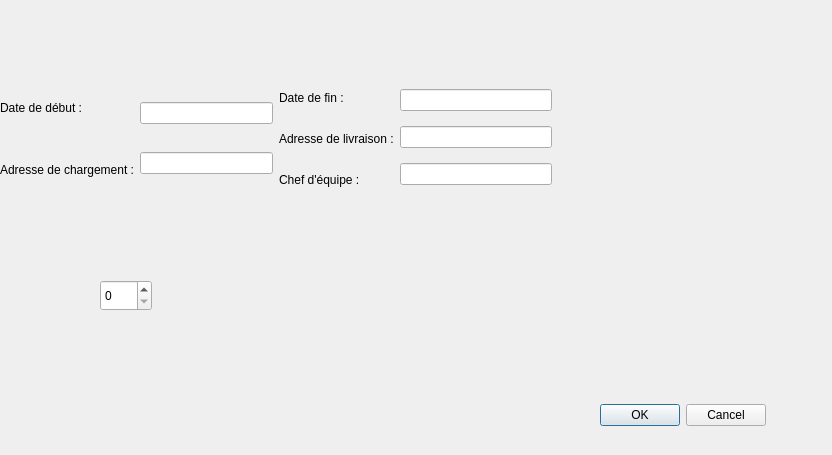
Before: the Qt Designer form CODE/dialogajoutdossiercommercial.ui in dervieuxC/gestionDemenagementCorrige, drawn with Qt 5.
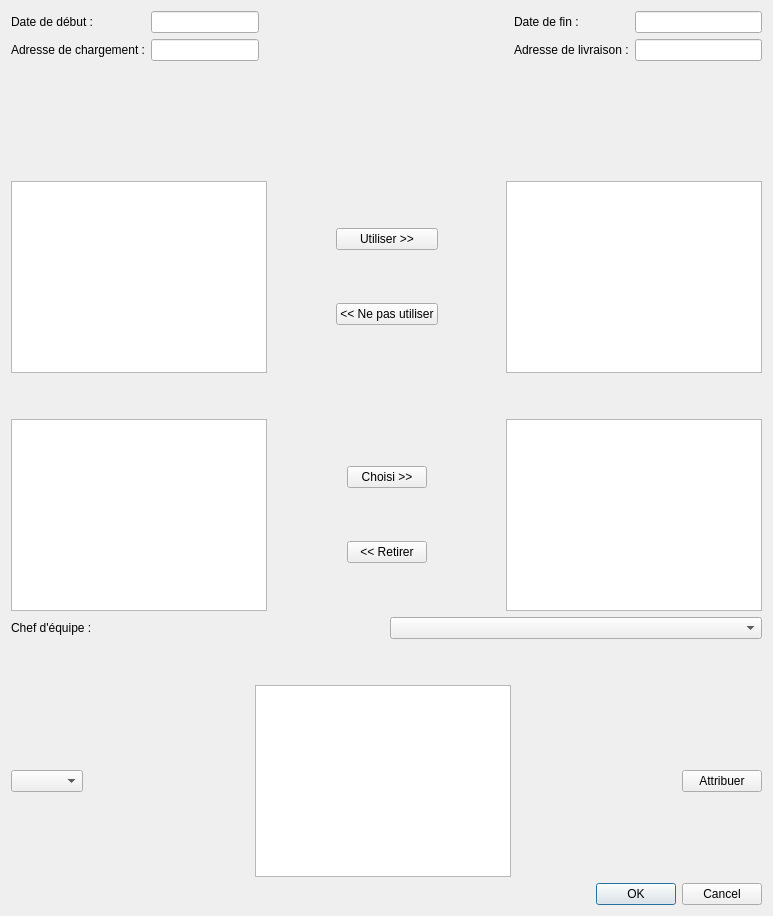
After: the same form once the commit is applied.

The edit to the form file:
```diff
--- a/CODE/dialogajoutdossiercommercial.ui
+++ b/CODE/dialogajoutdossiercommercial.ui
@@ -6,38 +6,17 @@
    <rect>
     <x>0</x>
     <y>0</y>
-    <width>832</width>
-    <height>455</height>
+    <width>773</width>
+    <height>916</height>
    </rect>
   </property>
   <property name="windowTitle">
    <string>Dialog</string>
   </property>
-  <widget class="QDialogButtonBox" name="buttonBox">
-   <property name="geometry">
-    <rect>
-     <x>590</x>
-     <y>400</y>
-     <width>176</width>
-     <height>31</height>
-    </rect>
-   </property>
-   <property name="orientation">
-    <enum>Qt::Horizontal</enum>
-   </property>
-   <property name="standardButtons">
-    <set>QDialogButtonBox::Cancel|QDialogButtonBox::Ok</set>
-   </property>
-  </widget>
-  <widget class="QWidget" name="layoutWidget">
-   <property name="geometry">
-    <rect>
-     <x>0</x>
-     <y>80</y>
-     <width>552</width>
-     <height>117</height>
-    </rect>
-   </property>
+  <layout class="QVBoxLayout" name="verticalLayout_10">
+   <item>
+    <layout class="QVBoxLayout" name="verticalLayout_5">
+     <item>
    <layout class="QHBoxLayout" name="horizontalLayout_3">
     <item>
      <layout class="QHBoxLayout" name="horizontalLayout">
@@ -71,6 +50,19 @@
       </item>
      </layout>
     </item>
+       <item>
+        <spacer name="horizontalSpacer">
+         <property name="orientation">
+          <enum>Qt::Horizontal</enum>
+         </property>
+         <property name="sizeHint" stdset="0">
+          <size>
+           <width>40</width>
+           <height>20</height>
+          </size>
+         </property>
+        </spacer>
+       </item>
     <item>
      <layout class="QHBoxLayout" name="horizontalLayout_2">
       <item>
@@ -89,13 +81,6 @@
           </property>
          </widget>
         </item>
-        <item>
-         <widget class="QLabel" name="labelChefEquipeCommercial">
-          <property name="text">
-           <string>Chef d'équipe :</string>
-          </property>
-         </widget>
-        </item>
        </layout>
       </item>
       <item>
@@ -106,38 +91,254 @@
         <item>
          <widget class="QLineEdit" name="lineEditLivraisonCommercial"/>
         </item>
+          </layout>
+         </item>
+        </layout>
+       </item>
+      </layout>
+     </item>
+    </layout>
+   </item>
         <item>
-         <widget class="QLineEdit" name="lineEditChefEquipeCommercial"/>
-        </item>
-       </layout>
-      </item>
-     </layout>
-    </item>
-   </layout>
-  </widget>
-  <widget class="QLabel" name="label_2">
-   <property name="geometry">
-    <rect>
-     <x>360</x>
-     <y>210</y>
-     <width>85</width>
-     <height>21</height>
-    </rect>
-   </property>
+    <spacer name="verticalSpacer_3">
+     <property name="orientation">
+      <enum>Qt::Vertical</enum>
+     </property>
+     <property name="sizeHint" stdset="0">
+      <size>
+       <width>20</width>
+       <height>40</height>
+      </size>
+     </property>
+    </spacer>
+   </item>
+   <item>
+    <layout class="QVBoxLayout" name="verticalLayout_8">
+     <item>
+      <layout class="QHBoxLayout" name="horizontalLayout_5">
+       <item>
+        <widget class="QListView" name="listViewVehiculesDispo"/>
+       </item>
+       <item>
+        <spacer name="horizontalSpacer_3">
+         <property name="orientation">
+          <enum>Qt::Horizontal</enum>
+         </property>
+         <property name="sizeHint" stdset="0">
+          <size>
+           <width>40</width>
+           <height>20</height>
+          </size>
+         </property>
+        </spacer>
+       </item>
+       <item>
+        <layout class="QVBoxLayout" name="verticalLayout_6">
+         <item>
+          <widget class="QPushButton" name="pushButtonUtiliser">
+           <property name="text">
+            <string>Utiliser &gt;&gt;</string>
+           </property>
+          </widget>
+         </item>
+         <item>
+          <widget class="QPushButton" name="pushButtonNePasUtiliser">
+           <property name="text">
+            <string>&lt;&lt; Ne pas utiliser</string>
+           </property>
+          </widget>
+         </item>
+        </layout>
+       </item>
+       <item>
+        <spacer name="horizontalSpacer_2">
+         <property name="orientation">
+          <enum>Qt::Horizontal</enum>
+         </property>
+         <property name="sizeHint" stdset="0">
+          <size>
+           <width>40</width>
+           <height>20</height>
+          </size>
+         </property>
+        </spacer>
+       </item>
+       <item>
+        <widget class="QListView" name="listViewVehiculesChoisi"/>
+       </item>
+      </layout>
+     </item>
+     <item>
+      <spacer name="verticalSpacer_2">
+       <property name="orientation">
+        <enum>Qt::Vertical</enum>
+       </property>
+       <property name="sizeHint" stdset="0">
+        <size>
+         <width>20</width>
+         <height>40</height>
+        </size>
+       </property>
+      </spacer>
+     </item>
+     <item>
+      <layout class="QHBoxLayout" name="horizontalLayout_6">
+       <item>
+        <widget class="QListView" name="listViewDemenageurDispo"/>
+       </item>
+       <item>
+        <spacer name="horizontalSpacer_4">
+         <property name="orientation">
+          <enum>Qt::Horizontal</enum>
+         </property>
+         <property name="sizeHint" stdset="0">
+          <size>
+           <width>40</width>
+           <height>20</height>
+          </size>
+         </property>
+        </spacer>
+       </item>
+       <item>
+        <layout class="QVBoxLayout" name="verticalLayout_7">
+         <item>
+          <widget class="QPushButton" name="pushButtonChoisir">
+           <property name="text">
+            <string>Choisi &gt;&gt;</string>
+           </property>
+          </widget>
+         </item>
+         <item>
+          <widget class="QPushButton" name="pushButtonRetirer">
+           <property name="text">
+            <string>&lt;&lt; Retirer</string>
+           </property>
+          </widget>
+         </item>
+        </layout>
+       </item>
+       <item>
+        <spacer name="horizontalSpacer_5">
+         <property name="orientation">
+          <enum>Qt::Horizontal</enum>
+         </property>
+         <property name="sizeHint" stdset="0">
+          <size>
+           <width>40</width>
+           <height>20</height>
+          </size>
+         </property>
+        </spacer>
+       </item>
+       <item>
+        <widget class="QListView" name="listViewDemenageurChoisi"/>
+       </item>
+      </layout>
+     </item>
+    </layout>
+   </item>
+   <item>
+    <layout class="QVBoxLayout" name="verticalLayout_9">
+     <item>
+      <layout class="QHBoxLayout" name="horizontalLayout_8">
+       <item>
+        <widget class="QLabel" name="labelChefEquipeCommercial">
+         <property name="text">
+          <string>Chef d'équipe :</string>
+         </property>
+        </widget>
+       </item>
+       <item>
+        <widget class="QComboBox" name="comboBoxChefEquipe"/>
+       </item>
+      </layout>
+     </item>
+     <item>
+      <spacer name="verticalSpacer_4">
+       <property name="orientation">
+        <enum>Qt::Vertical</enum>
+       </property>
+       <property name="sizeHint" stdset="0">
+        <size>
+         <width>20</width>
+         <height>40</height>
+        </size>
+       </property>
+      </spacer>
+     </item>
+     <item>
+      <layout class="QHBoxLayout" name="horizontalLayout_7">
+       <item>
+        <widget class="QComboBox" name="comboBoxDemenageurAttribue">
+         <property name="sizeIncrement">
+          <size>
+           <width>0</width>
+           <height>0</height>
+          </size>
+         </property>
+         <property name="iconSize">
+          <size>
+           <width>16</width>
+           <height>16</height>
+          </size>
+         </property>
+        </widget>
+       </item>
+       <item>
+        <layout class="QHBoxLayout" name="horizontalLayout_4">
+         <item>
+          <spacer name="horizontalSpacer_6">
+           <property name="orientation">
+            <enum>Qt::Horizontal</enum>
+           </property>
+           <property name="sizeHint" stdset="0">
+            <size>
+             <width>40</width>
+             <height>20</height>
+            </size>
+           </property>
+          </spacer>
+         </item>
+         <item>
+          <widget class="QListView" name="listViewVehiculesAttribue"/>
+         </item>
+         <item>
+          <spacer name="horizontalSpacer_7">
+           <property name="orientation">
+            <enum>Qt::Horizontal</enum>
+           </property>
+           <property name="sizeHint" stdset="0">
+            <size>
+             <width>40</width>
+             <height>20</height>
+            </size>
+           </property>
+          </spacer>
+         </item>
+         <item>
+          <widget class="QPushButton" name="pushButtonAttribuer">
    <property name="text">
-    <string/>
-   </property>
-  </widget>
-  <widget class="QSpinBox" name="spinBox">
-   <property name="geometry">
-    <rect>
-     <x>100</x>
-     <y>280</y>
-     <width>52</width>
-     <height>31</height>
-    </rect>
-   </property>
-  </widget>
+            <string>Attribuer</string>
+           </property>
+          </widget>
+         </item>
+        </layout>
+       </item>
+      </layout>
+     </item>
+    </layout>
+   </item>
+   <item>
+    <widget class="QDialogButtonBox" name="buttonBox">
+     <property name="orientation">
+      <enum>Qt::Horizontal</enum>
+     </property>
+     <property name="standardButtons">
+      <set>QDialogButtonBox::Cancel|QDialogButtonBox::Ok</set>
+     </property>
+    </widget>
+   </item>
+  </layout>
  </widget>
  <resources/>
  <connections>
```
Lines whose indentation alone changed are shown as unchanged.
